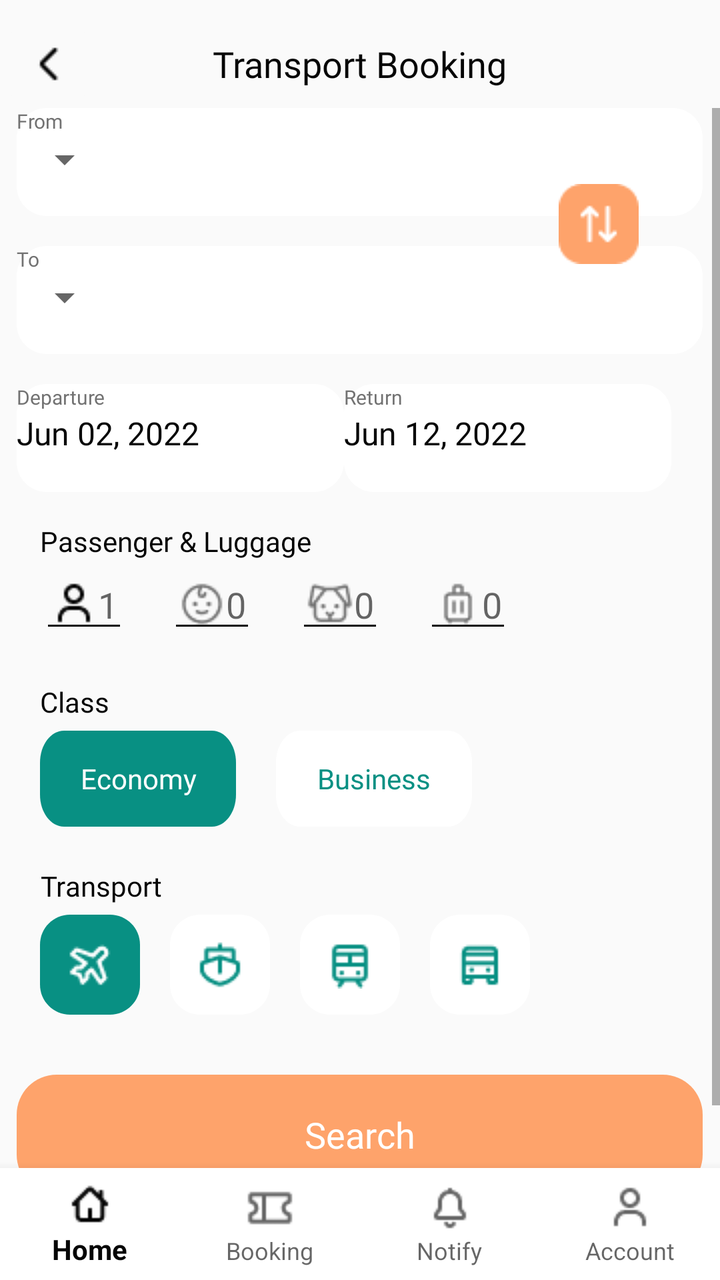
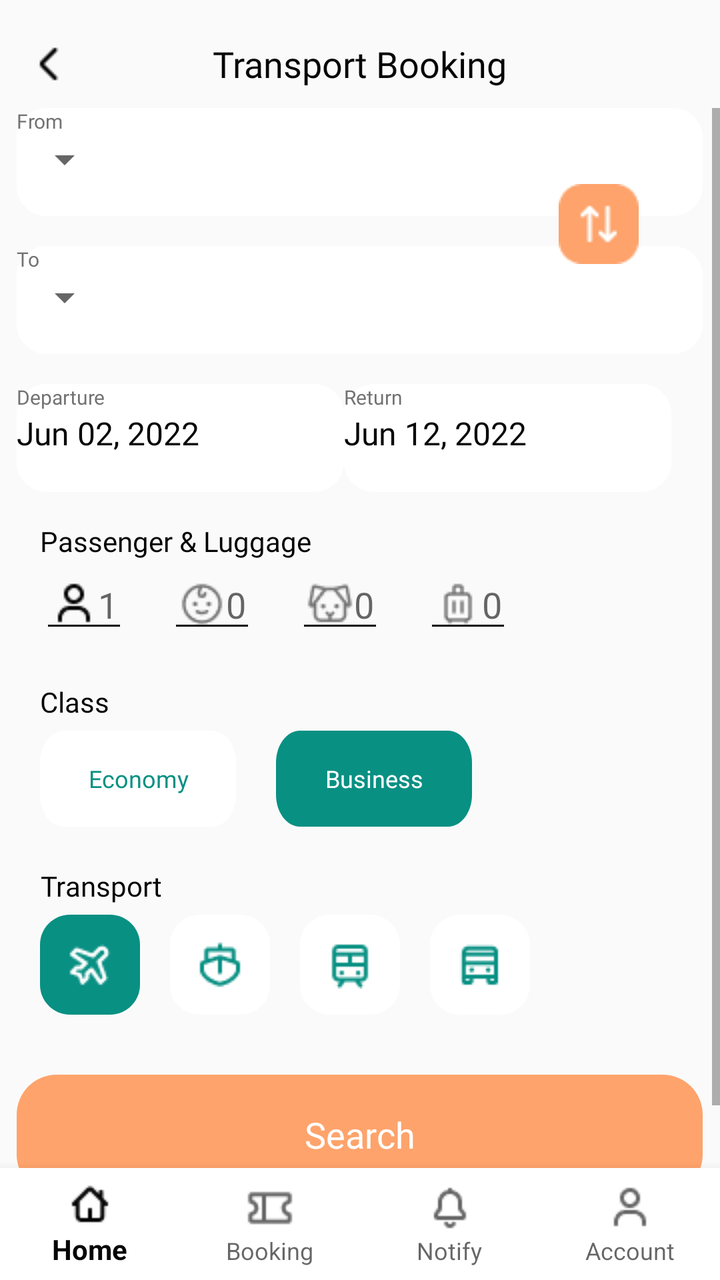

Compare the two renders of this Android layout. The source of the first and the diff that turns it into the second are given below.
<!-- AndroidManifest.xml: application theme Theme.TravelApplication -->
<!-- res/layout/activity_transport_booking.xml -->
<?xml version="1.0" encoding="utf-8"?>
<RelativeLayout xmlns:android="http://schemas.android.com/apk/res/android"
    xmlns:tools="http://schemas.android.com/tools"
    xmlns:app="http://schemas.android.com/apk/res-auto"
    android:id="@+id/main"
    android:layout_width="match_parent"
    android:layout_height="match_parent"
    android:descendantFocusability="beforeDescendants"
    android:focusableInTouchMode="true"
    tools:context=".TransportBookingActivity">

    
    <RelativeLayout
        android:id="@+id/transportBookingNavBar"
        android:layout_width="match_parent"
        android:layout_height="wrap_content"
        android:layout_alignParentStart="true"
        android:layout_alignParentEnd="true"
        android:layout_marginTop="10dp">

        <ImageButton
            android:id="@+id/transport_booking_back_button"
            android:layout_width="wrap_content"
            android:layout_height="wrap_content"
            android:contentDescription="@string/back_button_app_bar"
            android:backgroundTint="@color/screen"
            android:src="@drawable/ic_chevron"/>

        <TextView
            android:id="@+id/transport_booking_title"
            android:layout_width="wrap_content"
            android:layout_height="wrap_content"
            android:layout_centerInParent="true"
            android:text="@string/transport_booking_title"
            android:fontFamily="@font/poppins_bold"
            android:textAppearance="@style/title" />
    </RelativeLayout>

    
    <ScrollView
        android:layout_width="match_parent"
        android:layout_height="wrap_content"
        android:layout_below="@+id/transportBookingNavBar"
        android:layout_above="@+id/transportBookingBottomNavigation">
        
        <LinearLayout
            android:id="@+id/transportBookingContent"
            android:layout_width="match_parent"
            android:layout_height="wrap_content"
            android:orientation="vertical"
            android:paddingBottom="20dp">

            
            <RelativeLayout
                android:id="@+id/flight_info_field"
                android:layout_width="wrap_content"
                android:layout_height="wrap_content"
                android:layout_gravity="center_horizontal">
                
                <RelativeLayout
                    android:id="@+id/from_to_locations"
                    android:layout_width="wrap_content"
                    android:layout_height="wrap_content"
                    android:layout_centerHorizontal="true">

                    
                    <RelativeLayout
                        android:id="@+id/from_field"
                        android:layout_width="wrap_content"
                        android:layout_height="wrap_content"
                        android:background="@drawable/from_to_field">

                        <TextView
                            android:id="@+id/from_text"
                            android:layout_width="wrap_content"
                            android:layout_height="wrap_content"
                            android:text="@string/from"
                            android:textSize="10sp"
                            android:textColor="@color/text_secondary"
                            android:fontFamily="@font/poppins_light"
                            android:lineSpacingExtra="1sp"
                            android:translationY="-0.5sp" />

                        <Spinner
                            android:id="@+id/from_spinner"
                            android:layout_width="wrap_content"
                            android:layout_height="wrap_content"
                            android:layout_below="@+id/from_text" />

                    </RelativeLayout>

                    
                    <RelativeLayout
                        android:id="@+id/to_field"
                        android:layout_width="wrap_content"
                        android:layout_height="wrap_content"
                        android:background="@drawable/from_to_field"
                        android:layout_below="@+id/from_field"
                        android:layout_marginTop="15dp">

                        <TextView
                            android:id="@+id/to_text"
                            android:layout_width="wrap_content"
                            android:layout_height="wrap_content"
                            android:text="@string/to_text"
                            android:textSize="10sp"
                            android:textColor="@color/text_secondary"
                            android:fontFamily="@font/poppins_light"
                            android:lineSpacingExtra="1sp"
                            android:translationY="-0.5sp" />

                        <Spinner
                            android:id="@+id/to_spinner"
                            android:layout_width="wrap_content"
                            android:layout_height="wrap_content"
                            android:layout_below="@+id/to_text" />

                    </RelativeLayout>

                    
                    <ImageButton
                        android:id="@+id/locations_switch_button"
                        android:contentDescription="@string/button_switch_from_to_flight"
                        android:layout_width="40dp"
                        android:layout_height="40dp"
                        android:layout_alignParentStart="true"
                        android:layout_marginStart="271dp"
                        android:layout_alignParentTop="true"
                        android:layout_marginTop="38dp"
                        android:background="@drawable/ic_switch_from_to" />

                </RelativeLayout>

                
                <RelativeLayout
                    android:id="@+id/departure_return_field"
                    android:layout_width="wrap_content"
                    android:layout_height="wrap_content"
                    android:layout_below="@+id/from_to_locations"
                    android:layout_marginTop="15dp">

                    
                    <RelativeLayout
                        android:id="@+id/departure_field"
                        android:layout_width="wrap_content"
                        android:layout_height="wrap_content"
                        android:background="@drawable/departure_to_field">

                        
                        <TextView
                            android:id="@+id/depature_text"
                            android:layout_width="wrap_content"
                            android:layout_height="wrap_content"
                            android:text="@string/departure_text"
                            android:textSize="10sp"
                            android:textColor="@color/text_secondary"
                            android:fontFamily="@font/poppins_light"
                            android:lineSpacingExtra="1sp"
                            android:translationY="-0.5sp" />

                        
                        <TextView
                            android:id="@+id/departure_date"
                            android:layout_width="wrap_content"
                            android:layout_height="wrap_content"
                            android:layout_below="@+id/depature_text"
                            android:focusable="true"
                            android:text="@string/June_02_2022"
                            android:textSize="16sp"
                            android:textColor="@color/text_primary"
                            android:fontFamily="@font/poppins_medium"
                            android:lineSpacingExtra="-2sp"
                            android:gravity="center"
                            android:clickable="true"/>

                    </RelativeLayout>

                    
                    <RelativeLayout
                        android:id="@+id/return_field"
                        android:layout_width="wrap_content"
                        android:layout_height="wrap_content"
                        android:layout_toEndOf="@+id/departure_field"
                        android:background="@drawable/departure_to_field">
                        
                        <TextView
                            android:id="@+id/return_text"
                            android:layout_width="wrap_content"
                            android:layout_height="wrap_content"
                            android:text="@string/return_text"
                            android:textSize="10sp"
                            android:textColor="@color/text_secondary"
                            android:fontFamily="@font/poppins_light"
                            android:lineSpacingExtra="1sp"
                            android:translationY="-0.5sp" />

                        
                        <TextView
                            android:id="@+id/return_date"
                            android:layout_width="wrap_content"
                            android:layout_height="wrap_content"
                            android:layout_below="@+id/return_text"
                            android:text="@string/June_12_2022"
                            android:textSize="16sp"
                            android:textColor="@color/text_primary"
                            android:fontFamily="@font/poppins_medium"
                            android:lineSpacingExtra="-2sp"
                            android:gravity="center" />

                    </RelativeLayout>

                </RelativeLayout>

            </RelativeLayout>

            
            <RelativeLayout
                android:id="@+id/passenger_luggage_field"
                android:layout_width="wrap_content"
                android:layout_height="wrap_content"
                android:layout_marginStart="20dp"
                android:layout_marginTop="15dp">

                
                <TextView
                    android:id="@+id/passenger_luggage_text"
                    android:layout_width="wrap_content"
                    android:layout_height="wrap_content"
                    android:text="@string/passenger_luggage_text"
                    android:textSize="14sp"
                    android:textColor="@color/text_primary"
                    android:fontFamily="@font/poppins_medium"
                    android:lineSpacingExtra="-1sp"
                    android:gravity="center_horizontal" />

                
                <RelativeLayout
                    android:id="@+id/passenger_luggage_editFields"
                    android:layout_width="wrap_content"
                    android:layout_height="wrap_content"
                    android:layout_below="@+id/passenger_luggage_text">

                    
                    <EditText
                        android:id="@+id/passenger_num_edit"
                        android:layout_width="wrap_content"
                        android:layout_height="wrap_content"
                        android:paddingStart="5dp"
                        android:paddingEnd="5dp"
                        android:layout_alignParentStart="true"
                        android:hint="@string/number_1"
                        android:importantForAutofill="no"
                        android:inputType="number"
                        android:drawableStart="@drawable/ic_account"
                        android:theme="@style/EditTextTheme"/>

                    
                    <EditText
                        android:id="@+id/baby_num_edit"
                        android:layout_width="wrap_content"
                        android:layout_height="wrap_content"
                        android:paddingStart="5dp"
                        android:paddingEnd="5dp"
                        android:layout_toEndOf="@+id/passenger_num_edit"
                        android:layout_marginStart="20dp"
                        android:hint="@string/number_0"
                        android:importantForAutofill="no"
                        android:inputType="number"
                        android:drawableStart="@drawable/ic_baby_num"
                        android:theme="@style/EditTextTheme"/>

                    
                    <EditText
                        android:id="@+id/pet_num_edit"
                        android:layout_width="wrap_content"
                        android:layout_height="wrap_content"
                        android:paddingStart="5dp"
                        android:paddingEnd="5dp"
                        android:layout_toEndOf="@+id/baby_num_edit"
                        android:layout_marginStart="20dp"
                        android:hint="@string/number_0"
                        android:importantForAutofill="no"
                        android:inputType="number"
                        android:drawableStart="@drawable/ic_pet_num"
                        android:theme="@style/EditTextTheme"/>

                    
                    <EditText
                        android:id="@+id/luggage_num_edit"
                        android:layout_width="wrap_content"
                        android:layout_height="wrap_content"
                        android:paddingStart="5dp"
                        android:paddingEnd="5dp"
                        android:layout_toEndOf="@+id/pet_num_edit"
                        android:layout_marginStart="20dp"
                        android:hint="@string/number_0"
                        android:importantForAutofill="no"
                        android:inputType="number"
                        android:drawableStart="@drawable/ic_luggage"
                        android:theme="@style/EditTextTheme"/>

                </RelativeLayout>

            </RelativeLayout>

            
            <RelativeLayout
                android:id="@+id/class_field"
                android:layout_width="wrap_content"
                android:layout_height="wrap_content"
                android:layout_marginStart="20dp"
                android:layout_marginTop="15dp">

                
                <TextView
                    android:id="@+id/class_text"
                    android:layout_width="wrap_content"
                    android:layout_height="wrap_content"
                    android:paddingTop="5dp"
                    android:paddingBottom="5dp"
                    android:text="@string/class_text"
                    android:textSize="14sp"
                    android:textColor="@color/text_primary"
                    android:fontFamily="@font/poppins_medium"
                    android:lineSpacingExtra="-1sp"
                    android:gravity="center_horizontal|top"
                    android:layout_alignParentTop="true"/>

                
                <RelativeLayout
                    android:id="@+id/class_buttons_area"
                    android:layout_width="wrap_content"
                    android:layout_height="wrap_content"
                    android:layout_below="@+id/class_text">

                    
                    <Button
                        android:id="@+id/economy_class_button"
                        android:layout_width="wrap_content"
                        android:layout_height="wrap_content"
                        android:text="@string/economy"
                        android:textSize="14sp"
                        android:textColor="@color/white"
                        android:textAllCaps="false"
                        android:fontFamily="@font/poppins_medium"
                        android:backgroundTint="@color/green_500"
                        android:background="@drawable/class_button"/>

                    
                    <Button
                        android:id="@+id/business_class_button"
                        android:layout_width="wrap_content"
                        android:layout_height="wrap_content"
                        android:layout_toEndOf="@+id/economy_class_button"
                        android:layout_marginStart="20dp"
                        android:text="@string/business"
                        android:textSize="14sp"
                        android:textColor="@color/green_500"
                        android:textAllCaps="false"
                        android:fontFamily="@font/poppins_medium"
                        android:backgroundTint="@color/white"
                        android:background="@drawable/class_button"/>

                </RelativeLayout>

            </RelativeLayout>

            
            <RelativeLayout
                android:id="@+id/transport_field"
                android:layout_width="wrap_content"
                android:layout_height="wrap_content"
                android:layout_below="@+id/class_field"
                android:layout_marginStart="20dp"
                android:layout_marginTop="15dp">

                
                <TextView
                    android:id="@+id/transport_text"
                    android:layout_width="wrap_content"
                    android:layout_height="wrap_content"
                    android:paddingTop="5dp"
                    android:paddingBottom="5dp"
                    android:text="@string/transport_text"
                    android:textSize="14sp"
                    android:textColor="@color/text_primary"
                    android:fontFamily="@font/poppins_medium"
                    android:lineSpacingExtra="-1sp"
                    android:gravity="center_horizontal|top"
                    android:layout_alignParentTop="true"/>

                
                <RelativeLayout
                    android:id="@+id/transport_buttons_area"
                    android:layout_width="wrap_content"
                    android:layout_height="wrap_content"
                    android:layout_below="@+id/transport_text">

                    
                    <ImageButton
                        android:id="@+id/plane_option_button"
                        android:layout_width="wrap_content"
                        android:layout_height="wrap_content"
                        android:contentDescription="@string/transport_option_button"
                        android:background="@drawable/transport_button_selected"
                        android:src="@drawable/ic_airplane"
                        app:tint="@color/white" />

                    
                    <ImageButton
                        android:id="@+id/boat_option_button"
                        android:layout_width="wrap_content"
                        android:layout_height="wrap_content"
                        android:layout_toEndOf="@+id/plane_option_button"
                        android:layout_marginStart="15dp"
                        android:contentDescription="@string/transport_option_button"
                        android:background="@drawable/transport_button_normal"
                        android:src="@drawable/ic_boat"
                        app:tint="@color/green_500" />

                    <ImageButton
                        android:id="@+id/train_option_button"
                        android:layout_width="wrap_content"
                        android:layout_height="wrap_content"
                        android:layout_toEndOf="@+id/boat_option_button"
                        android:layout_marginStart="15dp"
                        android:contentDescription="@string/transport_option_button"
                        android:background="@drawable/transport_button_normal"
                        android:src="@drawable/ic_train"
                        app:tint="@color/green_500" />

                    <ImageButton
                        android:id="@+id/bus_option_button"
                        android:layout_width="wrap_content"
                        android:layout_height="wrap_content"
                        android:layout_toEndOf="@+id/train_option_button"
                        android:layout_marginStart="15dp"
                        android:contentDescription="@string/transport_option_button"
                        android:background="@drawable/transport_button_normal"
                        android:src="@drawable/ic_bus"
                        app:tint="@color/green_500" />

                </RelativeLayout>


            </RelativeLayout>

            
            <Button
                android:id="@+id/ticket_search_button"
                android:layout_width="wrap_content"
                android:layout_height="wrap_content"
                android:layout_marginTop="30dp"
                android:layout_gravity="center_horizontal"
                android:text="@string/search"
                android:textColor="@color/white"
                android:textSize="18sp"
                android:textAllCaps="false"
                android:fontFamily="@font/poppins_bold"
                android:background="@drawable/ticket_search_button" />

        </LinearLayout>
    </ScrollView>

    
    <com.google.android.material.bottomnavigation.BottomNavigationView
        android:layout_width="wrap_content"
        android:layout_height="wrap_content"
        android:id="@+id/transportBookingBottomNavigation"
        app:labelVisibilityMode="labeled"
        android:background="@color/white"
        app:menu="@menu/bottom_menu"
        android:layout_alignParentBottom="true"
        android:layout_alignParentStart="true"
        android:layout_alignParentEnd="true"/>

</RelativeLayout>
<!-- resources referenced by this layout -->
<resources>
  <color name="green_500">#089083</color>
  <color name="screen">#FAFAFA</color>
  <color name="text_primary">#050505</color>
  <color name="text_secondary">#727272</color>
  <color name="white">#FFFFFFFF</color>
  <!-- drawable class_button (drawable) -->
  <?xml version="1.0" encoding="utf-8"?>
  
  <vector
      xmlns:android="http://schemas.android.com/apk/res/android"
      xmlns:aapt="http://schemas.android.com/aapt"
      android:width="98dp"
      android:height="36dp"
      android:viewportWidth="98"
      android:viewportHeight="36"
      >
      <group>
          <clip-path
              android:pathData="M12 0H86C92.6274 0 98 5.37258 98 12V24C98 30.6274 92.6274 36 86 36H12C5.37258 36 0 30.6274 0 24V12C0 5.37258 5.37258 0 12 0Z"
              />
          <path
              android:pathData="M0 0V36H98V0"
              android:fillColor="#FFFFFF"
              />
      </group>
  </vector>
  <string name="June_02_2022">Jun 02, 2022</string>
  <string name="June_12_2022">Jun 12, 2022</string>
  <string name="back_button_app_bar">Back</string>
  <string name="business">Business</string>
  <string name="button_switch_from_to_flight">Switch from to flight</string>
  <string name="class_text">Class</string>
  <string name="departure_text">Departure</string>
  <string name="economy">Economy</string>
  <string name="from">From</string>
  <string name="number_0">0</string>
  <string name="number_1">1</string>
  <string name="passenger_luggage_text">Passenger &amp; Luggage</string>
  <string name="return_text">Return</string>
  <string name="search">Search</string>
  <string name="to_text">To</string>
  <string name="transport_booking_title">Transport Booking</string>
  <string name="transport_option_button">Transport option</string>
  <string name="transport_text">Transport</string>
  <style name="EditTextTheme" parent="Theme.AppCompat.Light.DarkActionBar">
          <item name="colorControlNormal">@color/text_primary</item>
          <item name="colorControlActivated">@color/green_500</item>
          <item name="colorControlHighlight">@color/green_500</item>
      </style>
  <style name="title">
          <item name="android:textSize">18sp</item>
          <item name="android:textColor">#050505</item>
      </style>
  <style name="Theme.TravelApplication" parent="Base.Theme.TravelApplication" />
  <style name="Base.Theme.TravelApplication" parent="Theme.AppCompat.DayNight.NoActionBar">
          
          <item name="colorPrimary">@color/text_primary</item>
          <item name="android:windowBackground">@color/screen</item>
          <item name="android:textColorPrimary">@color/text_primary</item>
          <item name="colorAccent">@color/green_500</item>
          
      </style>
  <!-- unchanged entries left out for length: 15 -->
</resources>

<!-- the commit's change to res/layout/activity_transport_booking.xml (unified diff, before → after) -->
@@ -339,27 +339,25 @@
                         android:layout_width="wrap_content"
                         android:layout_height="wrap_content"
                         android:text="@string/economy"
-                        android:textSize="14sp"
+                        android:textSize="12sp"
+                        android:textColor="@color/green_500"
+                        android:textAllCaps="false"
+                        android:fontFamily="@font/poppins_medium"
+                        android:background="@drawable/normal_class_button"/>
+
+                    
+                    <Button
+                        android:id="@+id/business_class_button"
+                        android:layout_width="wrap_content"
+                        android:layout_height="wrap_content"
+                        android:layout_toEndOf="@+id/economy_class_button"
+                        android:layout_marginStart="20dp"
+                        android:text="@string/business"
+                        android:textSize="12sp"
                         android:textColor="@color/white"
                         android:textAllCaps="false"
                         android:fontFamily="@font/poppins_medium"
-                        android:backgroundTint="@color/green_500"
-                        android:background="@drawable/class_button"/>
-
-                    
-                    <Button
-                        android:id="@+id/business_class_button"
-                        android:layout_width="wrap_content"
-                        android:layout_height="wrap_content"
-                        android:layout_toEndOf="@+id/economy_class_button"
-                        android:layout_marginStart="20dp"
-                        android:text="@string/business"
-                        android:textSize="14sp"
-                        android:textColor="@color/green_500"
-                        android:textAllCaps="false"
-                        android:fontFamily="@font/poppins_medium"
-                        android:backgroundTint="@color/white"
-                        android:background="@drawable/class_button"/>
+                        android:background="@drawable/active_class_button"/>
 
                 </RelativeLayout>
 
<!-- resource entries referenced after the edit -->
@@ -5,7 +5,28 @@
   <color name="text_primary">#050505</color>
   <color name="text_secondary">#727272</color>
   <color name="white">#FFFFFFFF</color>
-  <!-- drawable class_button (drawable) -->
+  <!-- drawable active_class_button (drawable) -->
+  <?xml version="1.0" encoding="utf-8"?>
+  
+  <vector
+      xmlns:android="http://schemas.android.com/apk/res/android"
+      xmlns:aapt="http://schemas.android.com/aapt"
+      android:width="98dp"
+      android:height="36dp"
+      android:viewportWidth="98"
+      android:viewportHeight="36"
+      >
+      <group>
+          <clip-path
+              android:pathData="M12 0H86C92.6274 0 98 5.37258 98 12V24C98 30.6274 92.6274 36 86 36H12C5.37258 36 0 30.6274 0 24V12C0 5.37258 5.37258 0 12 0Z"
+              />
+          <path
+              android:pathData="M0 0V36H98V0"
+              android:fillColor="#089083"
+              />
+      </group>
+  </vector>
+  <!-- drawable normal_class_button (drawable) -->
   <?xml version="1.0" encoding="utf-8"?>
   
   <vector
